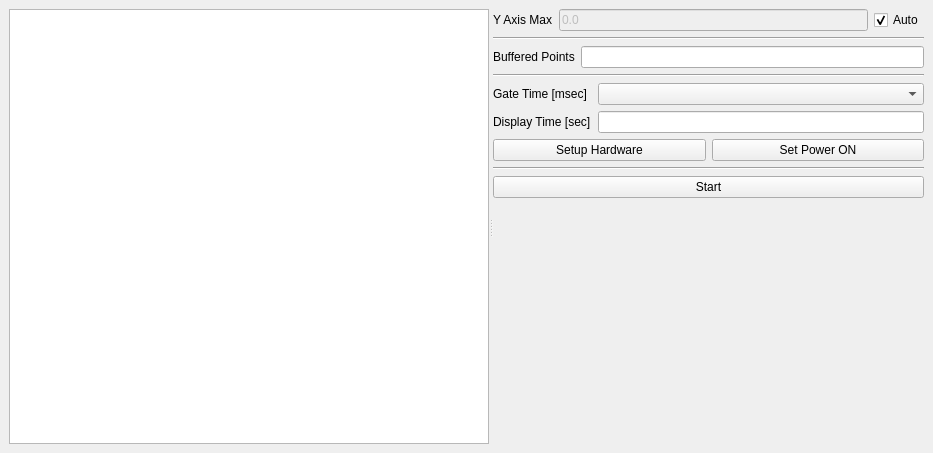
Bertick/BaLi4PhotonCounter, file PhotonCounter/ui/mainwin.ui: the form before one commit.
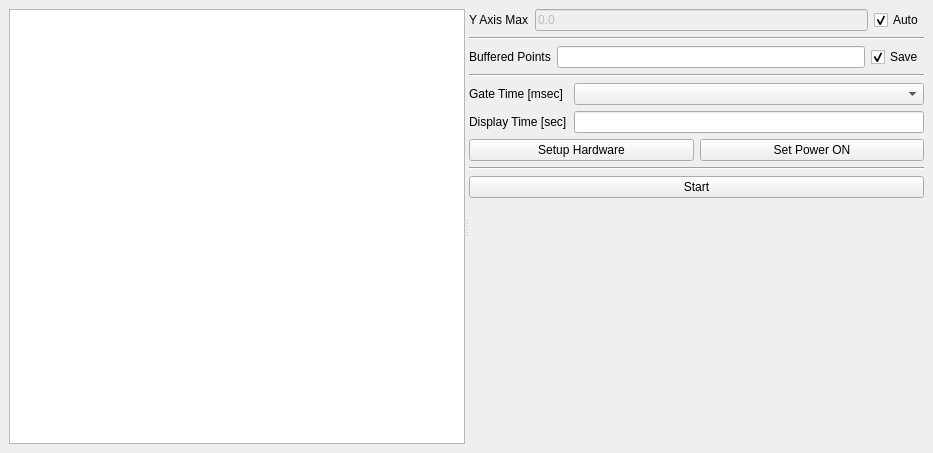
The form after the commit. Custom widgets are drawn as their Qt base class.

```diff
--- a/PhotonCounter/ui/mainwin.ui
+++ b/PhotonCounter/ui/mainwin.ui
@@ -76,6 +76,16 @@
           <item>
            <widget class="QLineEdit" name="buffer_size_form"/>
           </item>
+          <item>
+           <widget class="QCheckBox" name="save_chkbox">
+            <property name="text">
+             <string>Save</string>
+            </property>
+            <property name="checked">
+             <bool>true</bool>
+            </property>
+           </widget>
+          </item>
          </layout>
         </item>
         <item>
```
